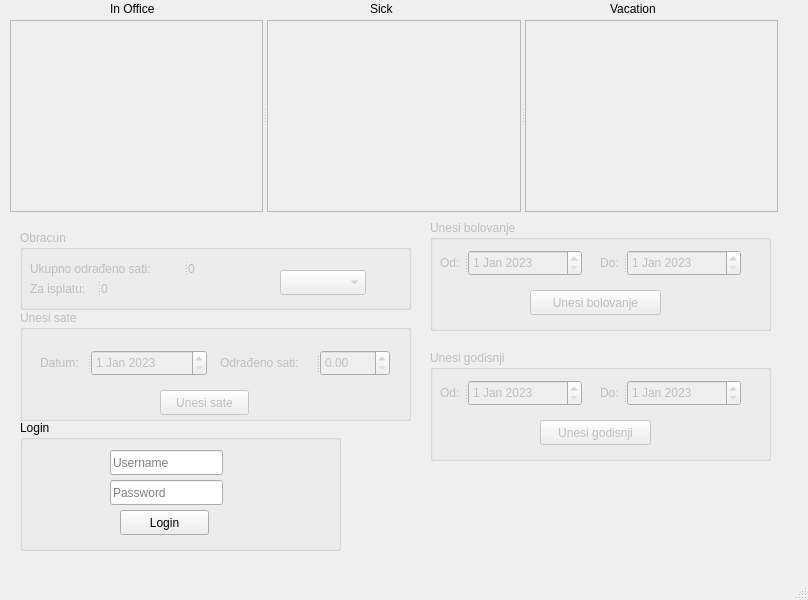
Qt form Design.ui (Rysc0/TBP) before a commit.
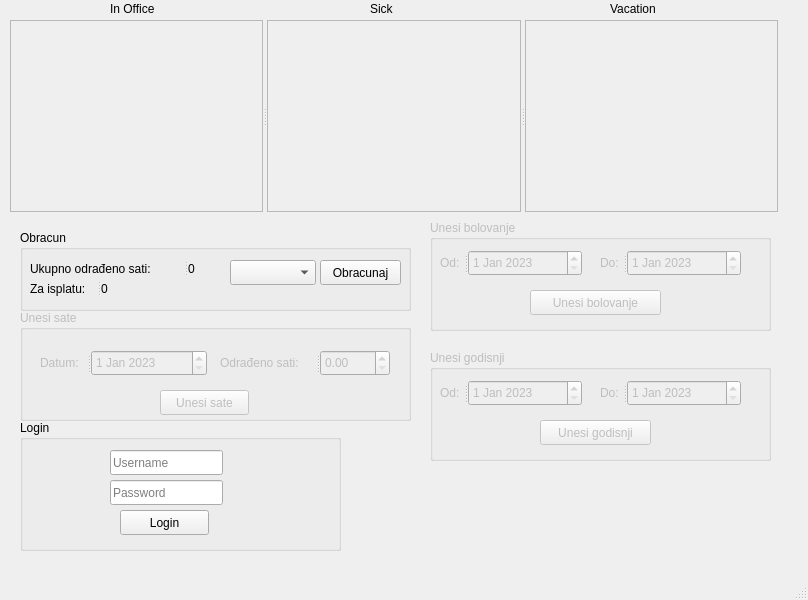
The same form after that commit.

Commit message: neki design change

Diff of the .ui file:
```diff
--- a/Design.ui
+++ b/Design.ui
@@ -394,14 +394,14 @@
    </widget>
    <widget class="QGroupBox" name="ObracunGroupBox">
     <property name="enabled">
-     <bool>false</bool>
+     <bool>true</bool>
     </property>
     <property name="geometry">
      <rect>
       <x>20</x>
       <y>230</y>
       <width>391</width>
-      <height>80</height>
+      <height>81</height>
      </rect>
     </property>
     <property name="title">
@@ -456,13 +456,26 @@
     <widget class="QComboBox" name="MjesecGroupBox">
      <property name="geometry">
       <rect>
-       <x>260</x>
-       <y>40</y>
+       <x>210</x>
+       <y>30</y>
        <width>86</width>
        <height>25</height>
       </rect>
      </property>
     </widget>
+    <widget class="QPushButton" name="ObracunajButton">
+     <property name="geometry">
+      <rect>
+       <x>300</x>
+       <y>30</y>
+       <width>81</width>
+       <height>25</height>
+      </rect>
+     </property>
+     <property name="text">
+      <string>Obracunaj</string>
+     </property>
+    </widget>
    </widget>
   </widget>
   <widget class="QMenuBar" name="menubar">
```
